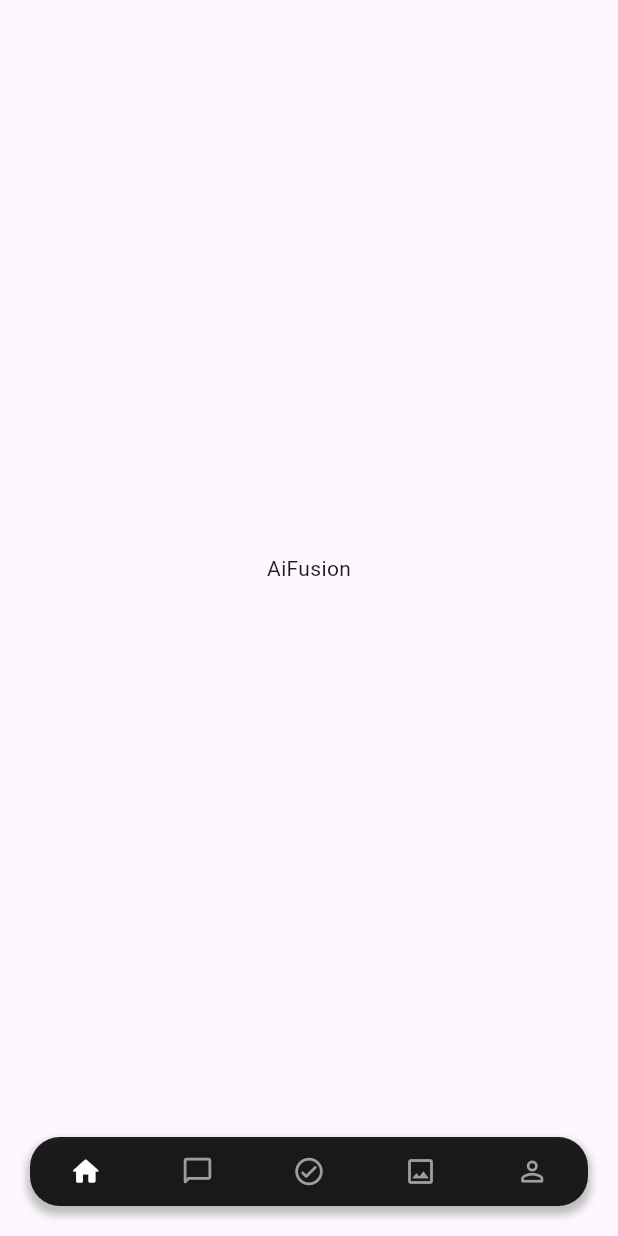
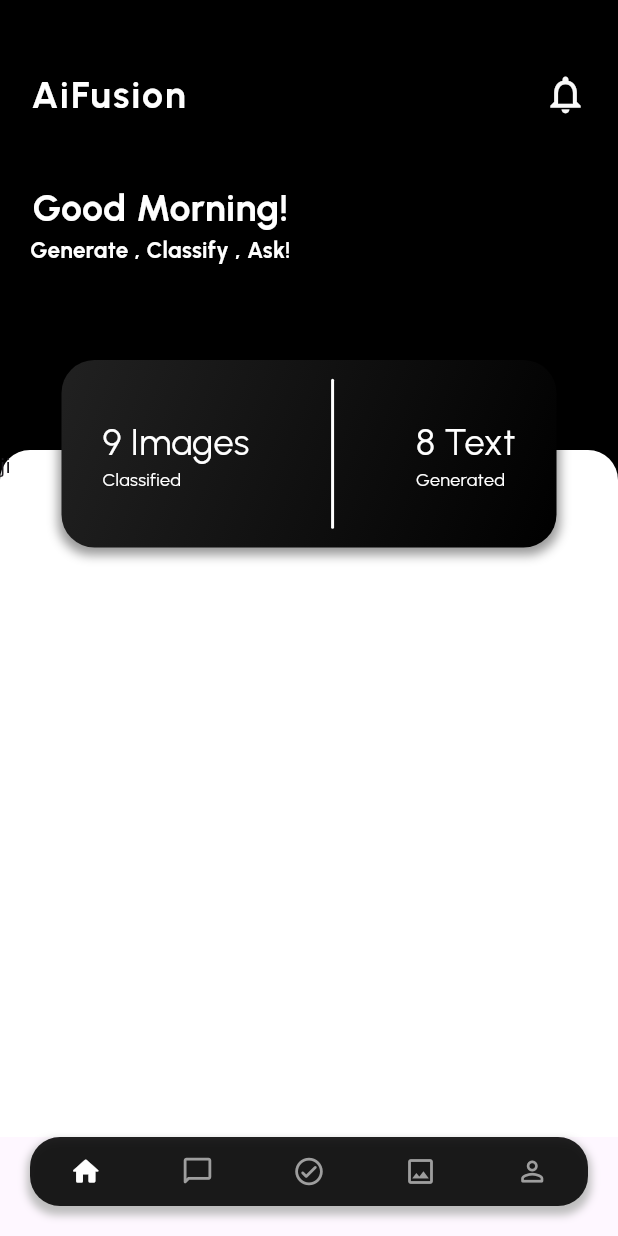
Before and after one commit to shivhub09/AiFusion, a Flutter app: the screen it shows after launch, on a phone screen of 412 x 824 dp. Run offline on Flutter 3.47's test engine with Material 3 defaults, Android fonts, the phone set to English and light mode, and no system bars; our stand-ins replace awesome_bottom_bar, google_fonts.

Commit message:
frontend ui generated

```diff
--- a/frontend/lib/features/Home/ui/Home.dart
+++ b/frontend/lib/features/Home/ui/Home.dart
@@ -1,8 +1,5 @@
 import 'package:flutter/material.dart';
-import 'package:awesome_bottom_bar/awesome_bottom_bar.dart';
-import 'package:flutter_bloc/flutter_bloc.dart';
-import 'package:frontend/features/ChatBot/ui/ChatBotPage.dart';
-import 'package:frontend/features/ImageCaptioning/ui/imageCaptioning.dart';
+import 'package:google_fonts/google_fonts.dart';
 
 class MyHomePage extends StatefulWidget {
   const MyHomePage({Key? key}) : super(key: key);
@@ -12,11 +9,157 @@
 }
 
 class _MyHomePageState extends State<MyHomePage> {
+  String greetUser() {
+    final currentTime = DateTime.now();
+    final hour = currentTime.hour;
+    if (hour < 12) {
+      return 'Morning';
+    } else if (hour < 18) {
+      return 'Afternoon';
+    } else {
+      return 'Evening';
+    }
+  }
+
   @override
   Widget build(BuildContext context) {
     return Scaffold(
-        body: Center(
-      child: Text("AiFusion"),
-    ));
+        backgroundColor: Colors.black,
+        body: Stack(
+          children: [
+            Positioned(
+              top: 45,
+              left: 20,
+              right: 20,
+              child: Row(
+                mainAxisAlignment: MainAxisAlignment.spaceBetween,
+                children: [
+                  Text(
+                    "AiFusion",
+                    style: GoogleFonts.urbanist(
+                        fontWeight: FontWeight.w700,
+                        fontSize: 25,
+                        color: Colors.white,
+                        letterSpacing: 1.5),
+                  ),
+                  Icon(
+                    Icons.notifications_none_outlined,
+                    color: Colors.grey.shade50,
+                    size: 30,
+                  )
+                ],
+              ),
+            ),
+            Positioned(
+                top: 120,
+                left: 20,
+                child: Column(
+                  children: [
+                    Text(
+                      "Good " + greetUser() + "!",
+                      style: GoogleFonts.urbanist(
+                          color: Colors.white,
+                          fontSize: 25,
+                          fontWeight: FontWeight.bold),
+                    ),
+                    Text(
+                      "Generate , Classify , Ask!",
+                      style: GoogleFonts.urbanist(
+                          color: Colors.white,
+                          fontSize: 15,
+                          fontWeight: FontWeight.bold),
+                    )
+                  ],
+                )),
+            Positioned(
+              top: 300,
+              bottom: 0,
+              left: 0,
+              right: 0,
+              child: Container(
+                  decoration: const BoxDecoration(
+                      color: Colors.white,
+                      borderRadius: BorderRadius.only(
+                          topLeft: Radius.circular(20),
+                          topRight: Radius.circular(20))),
+                  child: Text("ji")),
+            ),
+            Positioned(
+              top: 240,
+              left: 0,
+              right: 0,
+              child: Center(
+                child: Container(
+                  decoration: BoxDecoration(
+                    borderRadius: BorderRadius.circular(22),
+                    gradient: LinearGradient(
+                      colors: [Colors.grey.shade900, Colors.black],
+                      begin: Alignment.topLeft,
+                      end: Alignment.bottomRight,
+                    ),
+                    boxShadow: [
+                      BoxShadow(
+                        color: Colors.black38.withOpacity(0.4),
+                        spreadRadius: 2,
+                        blurRadius: 5,
+                        offset:
+                            const Offset(0, 3), // changes the shadow position
+                      ),
+                    ],
+                  ),
+                  height: 125,
+                  width: 330,
+                  child: Row(
+                    mainAxisAlignment: MainAxisAlignment.spaceAround,
+                    crossAxisAlignment: CrossAxisAlignment.center,
+                    children: [
+                      Column(
+                        crossAxisAlignment: CrossAxisAlignment.start,
+                        mainAxisAlignment: MainAxisAlignment.center,
+                        children: [
+                          Text(
+                            "9 Images",
+                            style: GoogleFonts.urbanist(
+                                color: Colors.white, fontSize: 24),
+                          ),
+                          Text(
+                            "Classified",
+                            style: GoogleFonts.urbanist(
+                                color: Colors.white, fontSize: 12),
+                          )
+                        ],
+                      ),
+                      SizedBox(
+                        width: 2,
+                        height: 100,
+                        child: Container(
+                          decoration: BoxDecoration(
+                              borderRadius: BorderRadius.circular(20),
+                              color: Colors.white),
+                        ),
+                      ),
+                      Column(
+                        crossAxisAlignment: CrossAxisAlignment.start,
+                        mainAxisAlignment: MainAxisAlignment.center,
+                        children: [
+                          Text(
+                            "8 Text",
+                            style: GoogleFonts.urbanist(
+                                color: Colors.white, fontSize: 24),
+                          ),
+                          Text(
+                            "Generated",
+                            style: GoogleFonts.urbanist(
+                                color: Colors.white, fontSize: 12),
+                          )
+                        ],
+                      ),
+                    ],
+                  ),
+                ),
+              ),
+            ),
+          ],
+        ));
   }
 }
--- /dev/null
+++ b/frontend/lib/features/Profile/ui/Prodile.dart
@@ -0,0 +1,19 @@
+import 'package:flutter/material.dart';
+
+class ProfileScreen extends StatefulWidget {
+  const ProfileScreen({super.key});
+
+  @override
+  State<ProfileScreen> createState() => _ProfileScreenState();
+}
+
+class _ProfileScreenState extends State<ProfileScreen> {
+  @override
+  Widget build(BuildContext context) {
+    return Scaffold(
+      body: Center(
+        child: Text("Profile Screen"),
+      ),
+    );
+  }
+}
--- /dev/null
+++ b/frontend/lib/features/ToDo/ui/ToDo.dart
@@ -0,0 +1,19 @@
+import 'package:flutter/material.dart';
+
+class ToDoScreen extends StatefulWidget {
+  const ToDoScreen({super.key});
+
+  @override
+  State<ToDoScreen> createState() => _ToDoScreenState();
+}
+
+class _ToDoScreenState extends State<ToDoScreen> {
+  @override
+  Widget build(BuildContext context) {
+    return Scaffold(
+      body: Center(
+        child: Text("TO DO"),
+      ),
+    );
+  }
+}
--- a/frontend/lib/mainScreen.dart
+++ b/frontend/lib/mainScreen.dart
@@ -1,5 +1,7 @@
 import 'package:flutter/material.dart';
 import 'package:awesome_bottom_bar/awesome_bottom_bar.dart';
+import 'package:frontend/features/Profile/ui/Prodile.dart';
+import 'package:frontend/features/ToDo/ui/ToDo.dart';
 import 'features/ChatBot/ui/ChatBotPage.dart';
 import 'features/Home/ui/Home.dart';
 import 'features/ImageCaptioning/ui/imageCaptioning.dart';
@@ -30,16 +32,46 @@
 ];
 
 class _MainScreenPageState extends State<MainScreenPage> {
+  late PageController _pageController;
   int visit = 0;
 
-  List screen = [MyHomePage(), ChatBotPage(), ImageCaptioningScreen()];
+  List screen = [
+    MyHomePage(),
+    ToDoScreen(),
+    ChatBotPage(),
+    ImageCaptioningScreen(),
+    ProfileScreen(),
+  ];
+
+  @override
+  void initState() {
+    super.initState();
+    _pageController = PageController(initialPage: visit);
+  }
+
+  @override
+  void dispose() {
+    _pageController.dispose();
+    super.dispose();
+  }
+
   @override
   Widget build(BuildContext context) {
     return Scaffold(
-      body: screen[visit],
+      body: PageView.builder(
+        controller: _pageController,
+        itemCount: items.length,
+        onPageChanged: (index) {
+          setState(() {
+            visit = index;
+          });
+        },
+        itemBuilder: (context, index) {
+          return screen[index];
+        },
+      ),
       bottomNavigationBar: Container(
         padding: const EdgeInsets.only(bottom: 20, right: 20, left: 20),
-        color: Colors.transparent,
         child: BottomBarFloating(
           boxShadow: [
             BoxShadow(
@@ -57,9 +89,11 @@
           indexSelected: visit,
           paddingVertical: 24,
           onTap: (int index) {
-            setState(() {
-              visit = index;
-            });
+            _pageController.animateToPage(
+              index,
+              duration: Duration(milliseconds: 300),
+              curve: Curves.easeInOut,
+            );
           },
           animated: true,
         ),
--- a/frontend/pubspec.yaml
+++ b/frontend/pubspec.yaml
@@ -38,6 +38,7 @@
   # Use with the CupertinoIcons class for iOS style icons.
   cupertino_icons: ^1.0.2
   awesome_bottom_bar: ^1.2.4
+  google_fonts: 5.1.0
 
 dev_dependencies:
   flutter_test:
```
Also changed, not shown: frontend/pubspec.lock, 1 other file.
